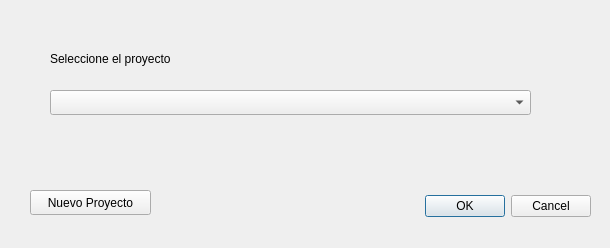
This is app/resources/project_dialog.ui in EL-BID/red_basica as Qt 5 draws it before an edit. The edited form follows.
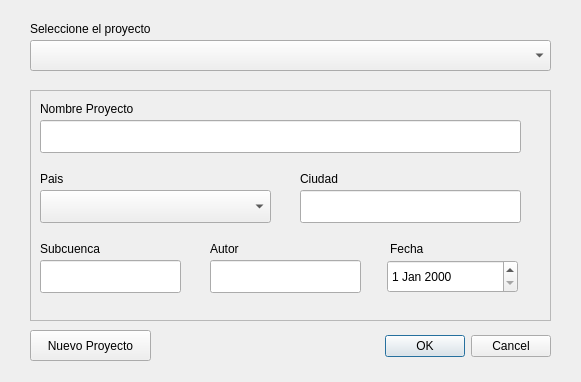
This is the edited form.

Commit message: added fields to edit project info

What changed in the file:
```diff
--- a/app/resources/project_dialog.ui
+++ b/app/resources/project_dialog.ui
@@ -6,8 +6,8 @@
    <rect>
     <x>0</x>
     <y>0</y>
-    <width>610</width>
-    <height>248</height>
+    <width>581</width>
+    <height>382</height>
    </rect>
   </property>
   <property name="windowTitle">
@@ -19,8 +19,8 @@
   <widget class="QDialogButtonBox" name="dialogButtonBox">
    <property name="geometry">
     <rect>
-     <x>250</x>
-     <y>190</y>
+     <x>210</x>
+     <y>330</y>
      <width>341</width>
      <height>32</height>
     </rect>
@@ -36,9 +36,9 @@
    <property name="geometry">
     <rect>
      <x>30</x>
-     <y>190</y>
+     <y>330</y>
      <width>121</width>
-     <height>25</height>
+     <height>31</height>
     </rect>
    </property>
    <property name="text">
@@ -48,18 +48,18 @@
   <widget class="QComboBox" name="selectProjectBox">
    <property name="geometry">
     <rect>
-     <x>50</x>
-     <y>90</y>
-     <width>481</width>
-     <height>25</height>
+     <x>30</x>
+     <y>40</y>
+     <width>521</width>
+     <height>31</height>
     </rect>
    </property>
   </widget>
   <widget class="QLabel" name="label">
    <property name="geometry">
     <rect>
-     <x>50</x>
-     <y>50</y>
+     <x>30</x>
+     <y>20</y>
      <width>461</width>
      <height>17</height>
     </rect>
@@ -68,6 +68,160 @@
     <string>Seleccione el proyecto</string>
    </property>
   </widget>
+  <widget class="QFrame" name="frame">
+   <property name="geometry">
+    <rect>
+     <x>30</x>
+     <y>90</y>
+     <width>521</width>
+     <height>231</height>
+    </rect>
+   </property>
+   <property name="frameShape">
+    <enum>QFrame::StyledPanel</enum>
+   </property>
+   <property name="frameShadow">
+    <enum>QFrame::Raised</enum>
+   </property>
+   <widget class="QLabel" name="cityLabel">
+    <property name="geometry">
+     <rect>
+      <x>270</x>
+      <y>80</y>
+      <width>60</width>
+      <height>17</height>
+     </rect>
+    </property>
+    <property name="text">
+     <string>Ciudad</string>
+    </property>
+   </widget>
+   <widget class="QLineEdit" name="projectNameEdit">
+    <property name="geometry">
+     <rect>
+      <x>10</x>
+      <y>30</y>
+      <width>481</width>
+      <height>33</height>
+     </rect>
+    </property>
+   </widget>
+   <widget class="QLabel" name="microsystemLabel">
+    <property name="geometry">
+     <rect>
+      <x>10</x>
+      <y>150</y>
+      <width>81</width>
+      <height>17</height>
+     </rect>
+    </property>
+    <property name="text">
+     <string>Subcuenca</string>
+    </property>
+   </widget>
+   <widget class="QLabel" name="dateLabel">
+    <property name="geometry">
+     <rect>
+      <x>360</x>
+      <y>150</y>
+      <width>60</width>
+      <height>17</height>
+     </rect>
+    </property>
+    <property name="text">
+     <string>Fecha</string>
+    </property>
+   </widget>
+   <widget class="QLineEdit" name="microsystemEdit">
+    <property name="geometry">
+     <rect>
+      <x>10</x>
+      <y>170</y>
+      <width>141</width>
+      <height>33</height>
+     </rect>
+    </property>
+   </widget>
+   <widget class="QDateEdit" name="dateEdit">
+    <property name="geometry">
+     <rect>
+      <x>357</x>
+      <y>170</y>
+      <width>131</width>
+      <height>33</height>
+     </rect>
+    </property>
+   </widget>
+   <widget class="QLabel" name="authorLabel">
+    <property name="geometry">
+     <rect>
+      <x>180</x>
+      <y>150</y>
+      <width>60</width>
+      <height>17</height>
+     </rect>
+    </property>
+    <property name="text">
+     <string>Autor</string>
+    </property>
+   </widget>
+   <widget class="QLabel" name="projectNameLabel">
+    <property name="geometry">
+     <rect>
+      <x>10</x>
+      <y>10</y>
+      <width>121</width>
+      <height>17</height>
+     </rect>
+    </property>
+    <property name="text">
+     <string>Nombre Proyecto</string>
+    </property>
+   </widget>
+   <widget class="QLabel" name="countryLabel">
+    <property name="geometry">
+     <rect>
+      <x>10</x>
+      <y>80</y>
+      <width>60</width>
+      <height>17</height>
+     </rect>
+    </property>
+    <property name="text">
+     <string>Pais</string>
+    </property>
+   </widget>
+   <widget class="QComboBox" name="countryBox">
+    <property name="geometry">
+     <rect>
+      <x>10</x>
+      <y>100</y>
+      <width>231</width>
+      <height>33</height>
+     </rect>
+    </property>
+   </widget>
+   <widget class="QLineEdit" name="authorEdit">
+    <property name="geometry">
+     <rect>
+      <x>180</x>
+      <y>170</y>
+      <width>151</width>
+      <height>33</height>
+     </rect>
+    </property>
+   </widget>
+   <widget class="QLineEdit" name="cityEdit">
+    <property name="geometry">
+     <rect>
+      <x>270</x>
+      <y>100</y>
+      <width>221</width>
+      <height>33</height>
+     </rect>
+    </property>
+   </widget>
+  </widget>
  </widget>
  <resources/>
  <connections>
```
Left out of the diff: 2 changed lines with no effect on the pictures. The commit also changes 2 other files.
